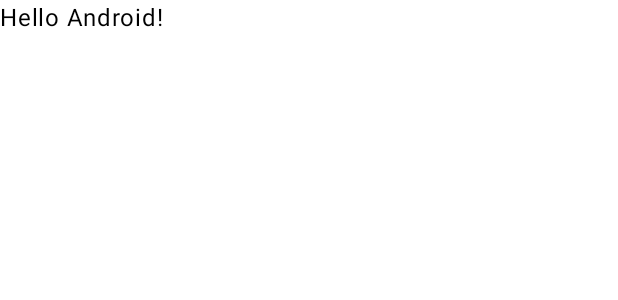
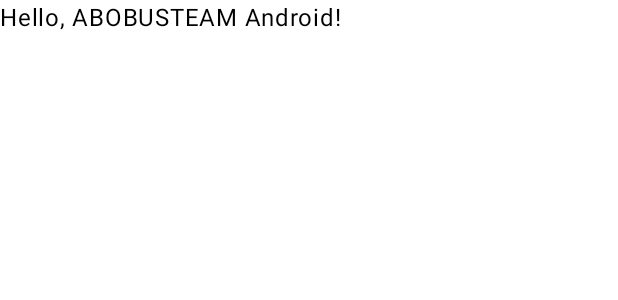
Before and after one commit to angryWilly/MasterChiefApp, an Android app built with Jetpack Compose: the @Preview function GreetingPreview, on a phone screen of 412 x 824 dp. Shown: the top 300 px of the screen. Run offline under Robolectric (Android 15) with nearby library versions, the phone set to English and light mode, and no system bars.

Commit message:
init app

```diff
--- a/app/src/main/java/com/example/abobusteam/MainActivity.kt
+++ b/app/src/main/java/com/example/abobusteam/MainActivity.kt
@@ -29,7 +29,7 @@ class MainActivity : ComponentActivity() {
 @Composable
 fun Greeting(name: String, modifier: Modifier = Modifier) {
     Text(
-            text = "Hello $name!",
+            text = "Hello, ABOBUSTEAM $name!",
             modifier = modifier
     )
 }
```
